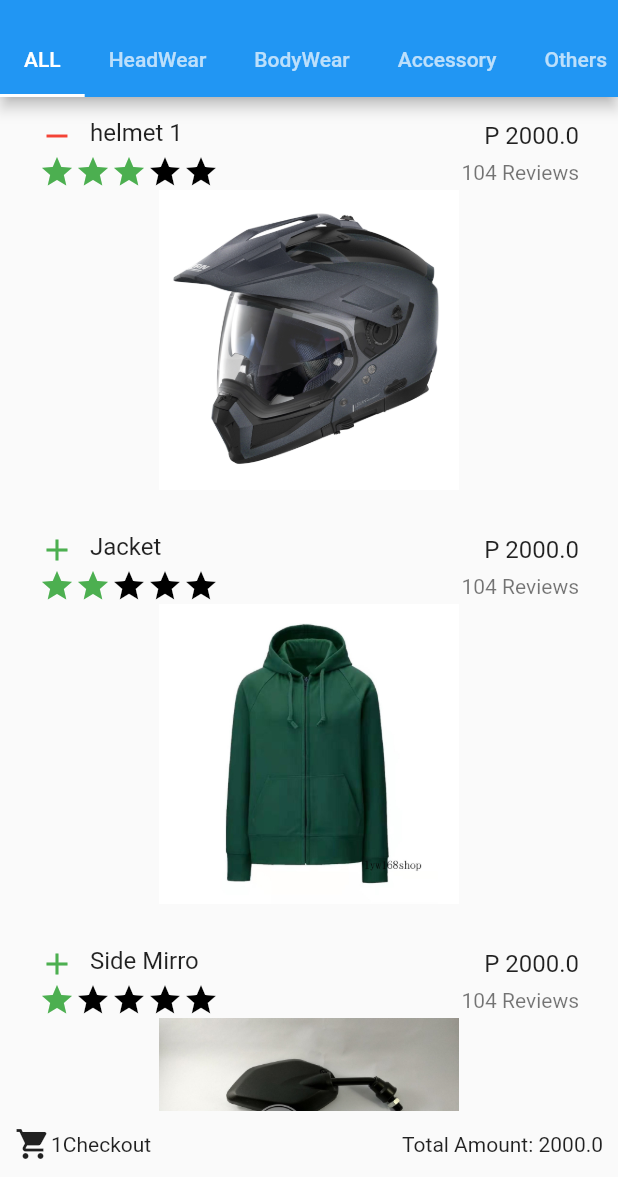
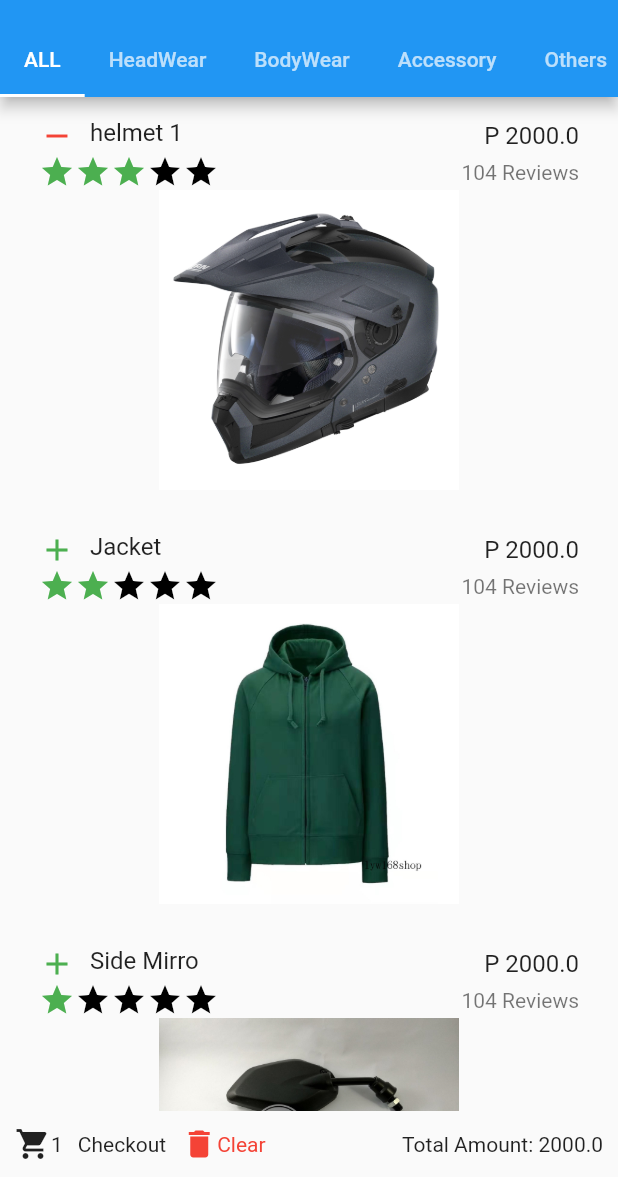
Before and after one commit to nibiru2O12/Flutter---Shopping-List, a Flutter app: the screen it shows after launch, after a tap on the "add" icon, on a phone screen of 412 x 824 dp, the part 59-1236 px from its top. Run offline on Flutter 3.47's test engine with Material 2 defaults, Android fonts, the phone set to English and light mode, and no system bars; missing offline and left inert: dart:ffi.

Commit message:
added clear button

```diff
--- a/lib/main.dart
+++ b/lib/main.dart
@@ -155,6 +155,34 @@ class _MainAppState extends State<MainApp> {
         if (snapshot.hasData == false) {
           return const CircularProgressIndicator();
         }
+
+        return MultiProvider(
+          providers: [
+            ChangeNotifierProvider<CartModel>(
+              create: (context) => CartModel(),
+            )
+          ],
+          child: MaterialApp(
+            initialRoute: "/",
+            onGenerateRoute: (settings) {
+              final args = settings.arguments as List<Product>;
+              return MaterialPageRoute(
+                  builder: (context) => Checkout(
+                        cart: args,
+                      ));
+            },
+            routes: {
+              "/": (context) => ShoppingList(
+                    products: snapshot.data as List<Product>,
+                    refresh: () {
+                      setState(() {
+                        products = getProducts();
+                      });
+                    },
+                  ),
+            },
+          ),
+        );
         return ChangeNotifierProvider(
           create: (context) => CartModel(),
           child: MaterialApp(
@@ -525,6 +553,8 @@ class Footer extends StatelessWidget {
 
   @override
   Widget build(BuildContext context) {
+    var provider = Provider.of<CartModel>(context);
+
     return Container(
         padding: const EdgeInsets.all(10),
         child: Row(
@@ -534,10 +564,31 @@ class Footer extends StatelessWidget {
               children: [
                 const Icon(Icons.shopping_cart),
                 Text(cart.length.toString()),
+                SizedBox(
+                  width: 10,
+                ),
                 GestureDetector(
                   child: Text("Checkout"),
                   onTap: () => Navigator.pushNamed(context, '/checkouts',
                       arguments: cart),
+                ),
+                SizedBox(
+                  width: 10,
+                ),
+                GestureDetector(
+                  child: Row(
+                    children: [
+                      Icon(
+                        Icons.delete,
+                        color: Colors.red,
+                      ),
+                      Text(
+                        "Clear",
+                        style: TextStyle(color: Colors.red),
+                      )
+                    ],
+                  ),
+                  onTap: () => provider.clear(),
                 )
               ],
             )),
```
